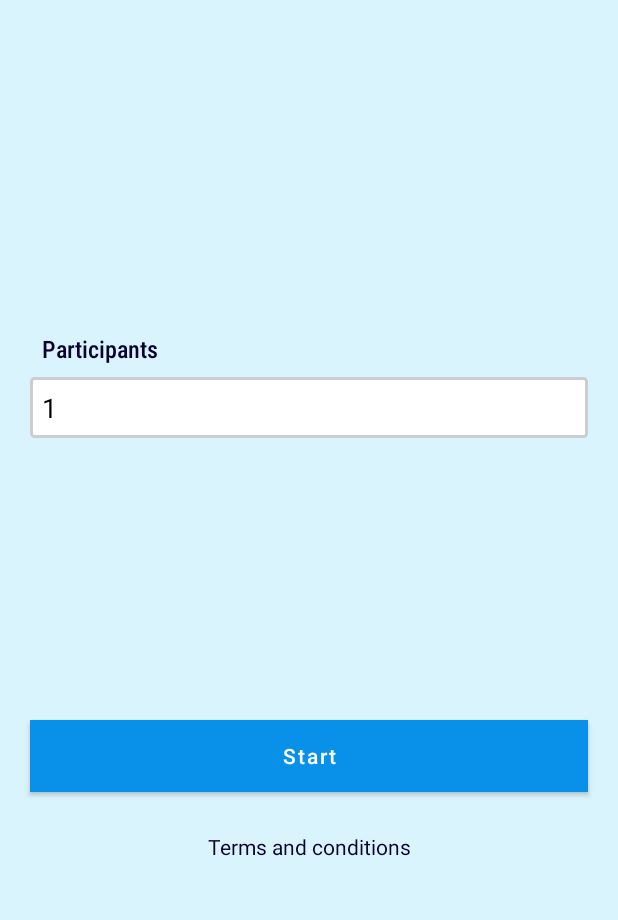
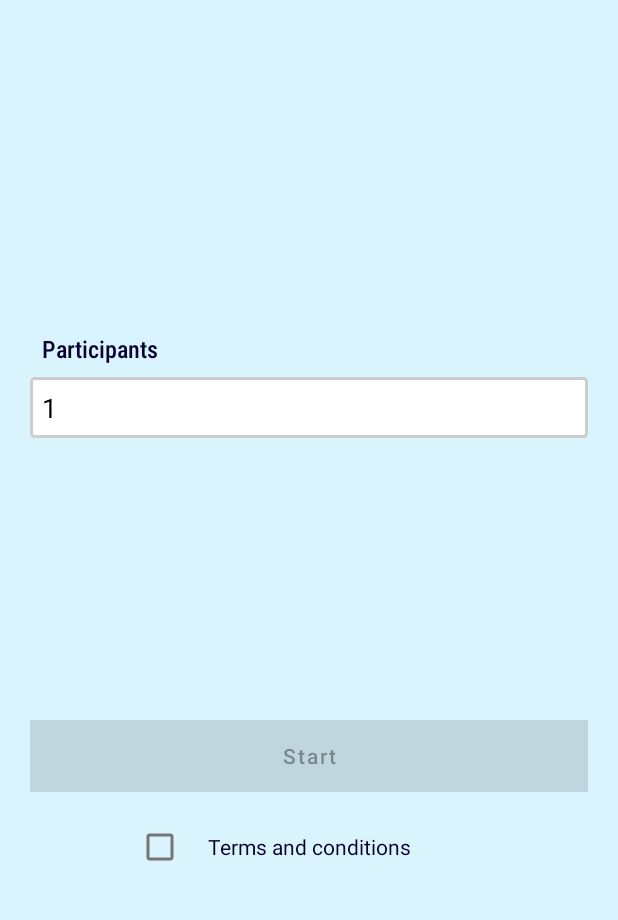
Before and after one commit to GSaucedoA/NotBored, an Android app: the screen it shows after launch (MainActivity), on a phone screen of 412 x 824 dp, the part 211-1131 px from its top. Run offline under Robolectric (Android 15) with nearby library versions, the phone set to English and light mode, and no system bars.

Commit message:
Added checkbox to accept terms and conditions

```diff
--- a/app/src/main/java/dev/cynomys/notbored/MainActivity.kt
+++ b/app/src/main/java/dev/cynomys/notbored/MainActivity.kt
@@ -35,10 +35,13 @@ class MainActivity : AppCompatActivity() {
             startActivity(Intent(this, ActivitiesActivity::class.java))
         }
         binding.textInputEditText.doAfterTextChanged {
-            viewModel.canStart(it.toString())
+            viewModel.canStart(it.toString(), binding.termsAccepted.isChecked)
         }
         binding.termsAndConditions.setOnClickListener {
             startActivity(Intent(this, TermsAndConditions::class.java))
+        }
+        binding.termsAccepted.setOnCheckedChangeListener { buttonView, isChecked ->
+            viewModel.canStart(binding.textInputEditText.text.toString(), isChecked)
         }
     }
 
--- a/app/src/main/java/dev/cynomys/notbored/MainActivityViewModel.kt
+++ b/app/src/main/java/dev/cynomys/notbored/MainActivityViewModel.kt
@@ -5,16 +5,16 @@ import androidx.lifecycle.MutableLiveData
 import androidx.lifecycle.ViewModel
 
 class MainActivityViewModel : ViewModel() {
-    private val _isValidNumber = MutableLiveData<Boolean>()
+    private val _isValidNumber = MutableLiveData(false)
     val isValidNumber: LiveData<Boolean>
         get() = _isValidNumber
 
-    fun canStart(stringNumber: String) {
+    fun canStart(stringNumber: String, checked: Boolean) {
         val number: Int = if (stringNumber.isBlank()) {
             0
         } else {
             stringNumber.toInt()
         }
-        _isValidNumber.value = number >= 1
+        _isValidNumber.value = number >= 1 && checked
     }
 }
--- a/app/src/main/res/layout/activity_main.xml
+++ b/app/src/main/res/layout/activity_main.xml
@@ -60,6 +60,14 @@
         app:layout_constraintStart_toStartOf="parent"
         app:layout_constraintTop_toBottomOf="@+id/textInputEditText" />
 
+    <CheckBox
+        android:id="@+id/termsAccepted"
+        android:layout_width="wrap_content"
+        android:layout_height="wrap_content"
+        app:layout_constraintBottom_toBottomOf="@+id/termsAndConditions"
+        app:layout_constraintEnd_toStartOf="@+id/termsAndConditions"
+        app:layout_constraintTop_toTopOf="@+id/termsAndConditions" />
+
     <TextView
         android:id="@+id/termsAndConditions"
         android:layout_width="wrap_content"
@@ -70,6 +78,6 @@
         app:layout_constraintEnd_toEndOf="parent"
         app:layout_constraintStart_toStartOf="parent"
         app:layout_constraintTop_toBottomOf="@+id/startButton"
-        app:layout_constraintVertical_bias="0.155" />
+        app:layout_constraintVertical_bias="0.155"></TextView>
 
 </androidx.constraintlayout.widget.ConstraintLayout>
```
